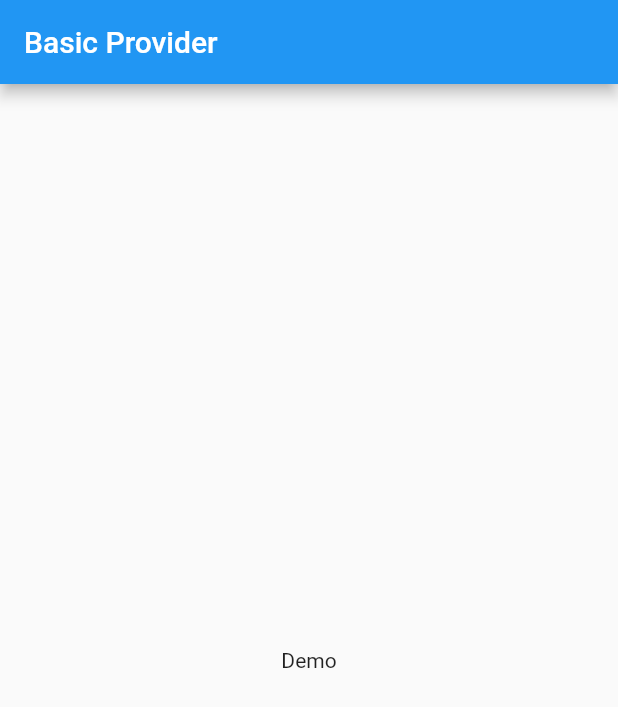
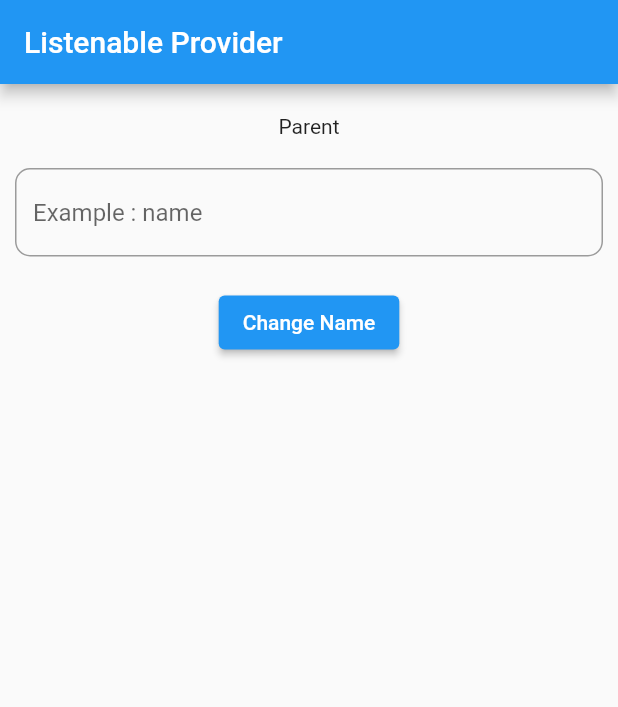
Before and after one commit to phamtanphat/flutter_provider_19072021, a Flutter app: the screen it shows after launch, on a phone screen of 412 x 824 dp. Shown: the top 707 px of the screen. Run offline on Flutter 3.47's test engine with Material 2 defaults, Android fonts, the phone set to English and light mode, and no system bars.

Commit message:
ui listenable provider

```diff
--- a/lib/basic_provider.dart
+++ b/lib/basic_provider.dart
@@ -1,4 +1,5 @@
 import 'package:flutter/material.dart';
+import 'package:provider/provider.dart';
 
 class Person {
   late String name;
@@ -22,9 +23,14 @@ class _BasicProviderPageState extends State<BasicProviderPage> {
       appBar: AppBar(
         title: Text("Basic Provider"),
       ),
-      body: Container(
-        child: Center(
-          child: Text("Demo"),
+      body: Provider.value(
+        value: person,
+        child: Container(
+          child: Center(
+            child: ParentWidget(
+              child: ChildrenWidget(),
+            ),
+          ),
         ),
       ),
     );
@@ -59,9 +65,10 @@ class ChildrenWidget extends StatefulWidget {
 class _ChildrenWidgetState extends State<ChildrenWidget> {
   @override
   Widget build(BuildContext context) {
+    Person person = Provider.of(context);
     return Container(
       child: Center(
-        child: Text("Children"),
+        child: Text(person.name),
       ),
     );
   }
--- /dev/null
+++ b/lib/demo_listenable_provider.dart
@@ -0,0 +1,88 @@
+import 'package:flutter/material.dart';
+
+class Person {
+  late ValueNotifier<String> name;
+  late ValueNotifier<int> age;
+  Person({required this.name , required this.age});
+}
+
+class DemoListenableProviderPage extends StatefulWidget {
+
+  @override
+  _DemoListenableProviderPageState createState() => _DemoListenableProviderPageState();
+}
+
+class _DemoListenableProviderPageState extends State<DemoListenableProviderPage> {
+  @override
+  Widget build(BuildContext context) {
+    return Scaffold(
+      appBar: AppBar(
+        title: Text("Listenable Provider"),
+      ),
+      body: Container(
+        child: Center(
+          child: Column(
+            children: [
+              SizedBox(height: 20),
+              ParentWidget(),
+              SizedBox(height: 20),
+              OtherWidget()
+            ],
+          ),
+        ),
+      ),
+    );
+  }
+}
+
+class ParentWidget extends StatefulWidget {
+
+  @override
+  _ParentWidgetState createState() => _ParentWidgetState();
+}
+
+class _ParentWidgetState extends State<ParentWidget> {
+  @override
+  Widget build(BuildContext context) {
+    return Container(
+      child: Center(
+        child: Text("Parent"),
+      ),
+    );
+  }
+}
+
+class OtherWidget extends StatefulWidget {
+  const OtherWidget({Key? key}) : super(key: key);
+
+  @override
+  _OtherWidgetState createState() => _OtherWidgetState();
+}
+
+class _OtherWidgetState extends State<OtherWidget> {
+  @override
+  Widget build(BuildContext context) {
+    return Container(
+      margin: EdgeInsets.symmetric(horizontal: 10),
+      child: Column(
+        children: [
+          TextField(
+            decoration: InputDecoration(
+              border: OutlineInputBorder(
+                borderRadius: BorderRadius.all(Radius.circular(10))
+              ),
+              hintText: "Example : name "
+            ),
+          ),
+          SizedBox(height: 20),
+          ElevatedButton(
+              onPressed: (){
+
+              },
+              child: Text("Change Name")
+          )
+        ],
+      ),
+    );
+  }
+}
--- a/lib/main.dart
+++ b/lib/main.dart
@@ -1,5 +1,6 @@
 import 'package:flutter/material.dart';
 import 'package:flutter_provider_19072021/basic_provider.dart';
+import 'package:flutter_provider_19072021/demo_listenable_provider.dart';
 
 void main() {
   runApp(MyApp());
@@ -14,7 +15,7 @@ class MyApp extends StatelessWidget {
       theme: ThemeData(
         primarySwatch: Colors.blue,
       ),
-      home: BasicProviderPage(),
+      home: DemoListenableProviderPage(),
     );
   }
 }
```
